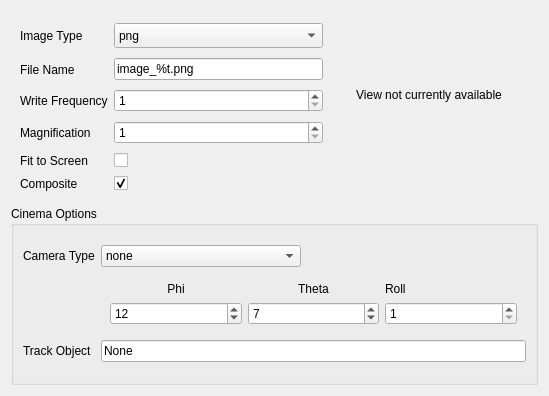
The window that Qt/Components/Resources/UI/pqImageOutputInfo.ui (Kitware/ParaView) describes before a commit, drawn with Qt 5.
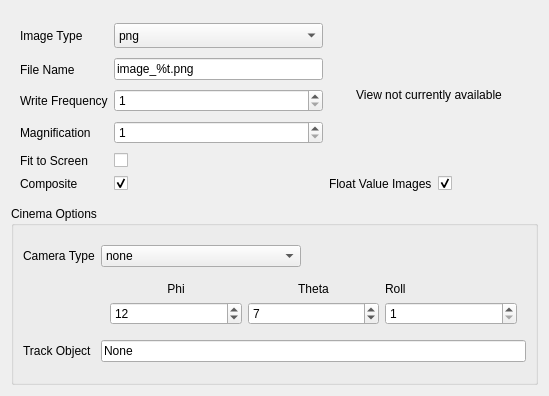
The same window after the commit.

Commit message: Exposed value image rendering mode to UI.

What changed in the file:
```diff
--- a/Qt/Components/Resources/UI/pqImageOutputInfo.ui
+++ b/Qt/Components/Resources/UI/pqImageOutputInfo.ui
@@ -256,6 +256,30 @@
           </property>
          </widget>
         </item>
+        <item row="5" column="2">
+         <layout class="QFormLayout" name="formLayout">
+          <property name="fieldGrowthPolicy">
+           <enum>QFormLayout::AllNonFixedFieldsGrow</enum>
+          </property>
+          <item row="0" column="0">
+           <widget class="QLabel" name="laFloatValue">
+            <property name="text">
+             <string>Float Value Images</string>
+            </property>
+           </widget>
+          </item>
+          <item row="0" column="1">
+           <widget class="QCheckBox" name="cbUseFloatValues">
+            <property name="text">
+             <string/>
+            </property>
+            <property name="checked">
+             <bool>true</bool>
+            </property>
+           </widget>
+          </item>
+         </layout>
+        </item>
        </layout>
       </item>
      </layout>
```
Left out of the diff: 2 changed lines with no effect on the pictures. The commit also changes 6 other files.
